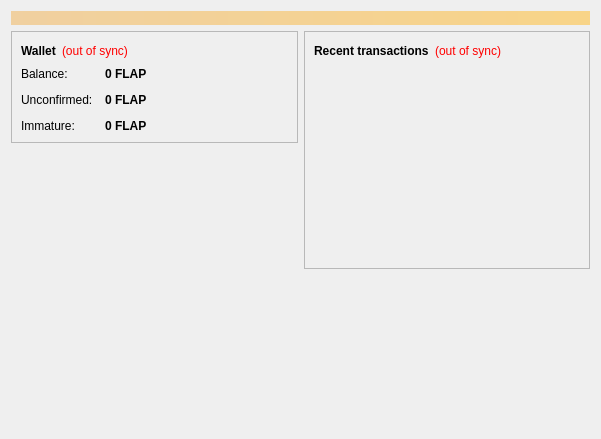
Qt form src/qt/forms/overviewpage.ui (FlapCoin/flapcoin) before a commit.
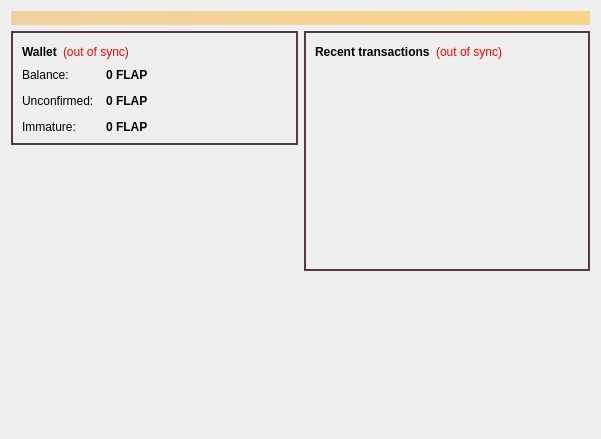
The same form after that commit. Icons and pictures are not drawn.

```diff
--- a/src/qt/forms/overviewpage.ui
+++ b/src/qt/forms/overviewpage.ui
@@ -36,6 +36,11 @@
       <layout class="QVBoxLayout" name="verticalLayout_2">
        <item>
         <widget class="QFrame" name="frame">
+         <property name="styleSheet">
+          <string notr="true">#frame {
+border: 2px solid #553746;
+}</string>
+         </property>
          <property name="frameShape">
           <enum>QFrame::StyledPanel</enum>
          </property>
@@ -221,6 +226,11 @@
       <layout class="QVBoxLayout" name="verticalLayout_3">
        <item>
         <widget class="QFrame" name="frame_2">
+         <property name="styleSheet">
+          <string notr="true">#frame_2 {
+border: 2px solid #553746;
+}</string>
+         </property>
          <property name="frameShape">
           <enum>QFrame::StyledPanel</enum>
          </property>
```
Left out of the diff: 2 changed lines with no effect on the pictures.
